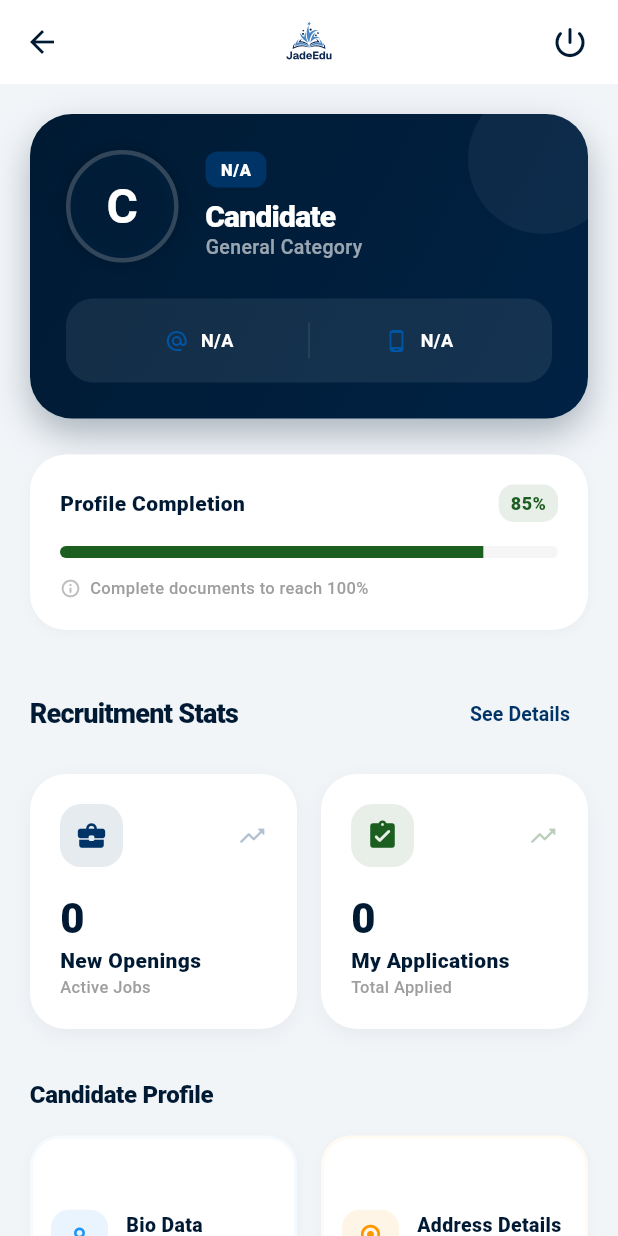
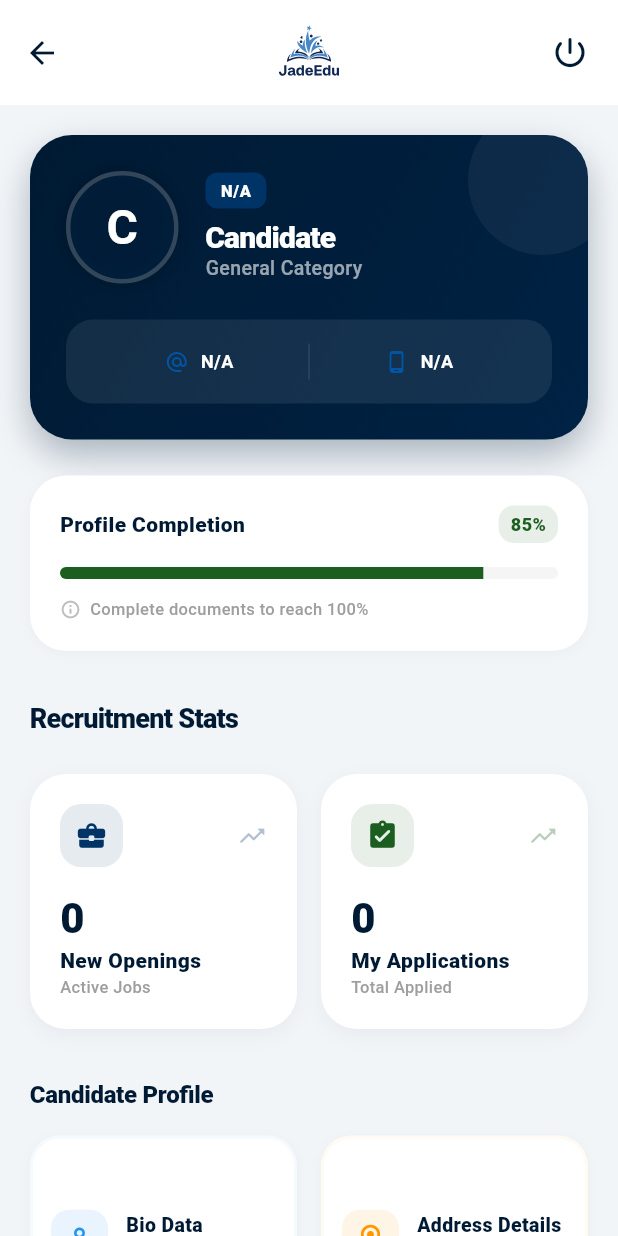
Before and after one commit to pranav937/oar, a Flutter app: the DashboardPage screen opened by its route, on a phone screen of 412 x 824 dp. Run offline on Flutter 3.47's test engine with Material 3 defaults, Android fonts, the phone set to English and light mode, and no system bars; our stand-ins replace file_picker, flutter_spinkit, flutter_svg, image_picker, shared_preferences; accounts and stored records are empty; network calls fail.

Commit message:
UI updates and layout fixes

```diff
--- a/lib/screens/dashboard_page.dart
+++ b/lib/screens/dashboard_page.dart
@@ -87,9 +87,10 @@ class _DashboardPageState extends State<DashboardPage> {
     return Scaffold(
       backgroundColor: OtrTheme.background,
       appBar: AppBar(
+        toolbarHeight: 70,
         title: Hero(
           tag: 'app_logo',
-          child: SvgPicture.asset('assets/images/jadeE.svg', height: 45),
+          child: SvgPicture.asset('assets/images/jadeE.svg', height: 60),
         ),
         centerTitle: true,
         backgroundColor: OtrTheme.surface,
@@ -451,10 +452,9 @@ class _DashboardPageState extends State<DashboardPage> {
   }
 
   Widget _buildSectionHeader(String title) {
-    return Row(
-      mainAxisAlignment: MainAxisAlignment.spaceBetween,
-      children: [
-        Text(
+    return Padding(
+      padding: const EdgeInsets.only(bottom: 8.0),
+      child: Text(
         title,
         style: const TextStyle(
           fontSize: 18,
@@ -463,23 +463,12 @@ class _DashboardPageState extends State<DashboardPage> {
           letterSpacing: -0.5,
         ),
       ),
-        TextButton(
-          onPressed: () {},
-          child: const Text(
-            'See Details',
-            style: TextStyle(
-              color: OtrTheme.primaryBlue,
-              fontWeight: FontWeight.w700,
-              fontSize: 13,
-            ),
-          ),
-        ),
-      ],
     );
   }
 
   Widget _buildStatCards() {
-    final totalApplications = (_stats?.totalApplications != null && _stats!.totalApplications > 0)
+    final totalApplications =
+        (_stats?.totalApplications != null && _stats!.totalApplications > 0)
         ? _stats!.totalApplications
         : _totalFromApi;
 
@@ -590,7 +579,8 @@ class _StatCard extends StatelessWidget {
             ),
           ],
         ),
-    ));
+      ),
+    );
   }
 }
 
@@ -658,7 +648,10 @@ class _DashboardSection extends StatelessWidget {
                   await Navigator.pushNamed(context, '/status');
                 } else if (t == 'Admit Card') {
                   if (context.mounted) {
-                    CustomToast.showSuccess(context, 'Admit Card module coming soon!');
+                    CustomToast.showSuccess(
+                      context,
+                      'Admit Card module coming soon!',
+                    );
                   }
                 }
                 onRefresh?.call();
```
Also changed, not shown: lib/screens/apply_now_page.dart (+55 -17 lines), lib/screens/bio_page.dart (+5 -14 lines). Lines whose indentation alone changed are shown as unchanged.
